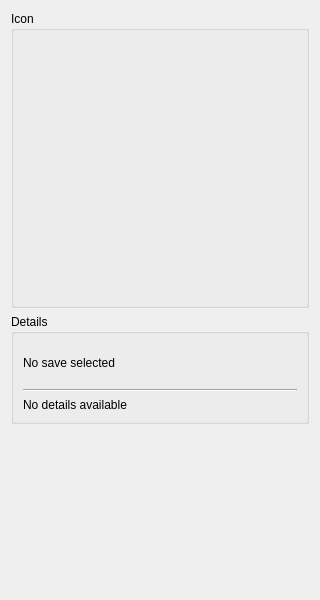
PCSX2/myMCpp, file src/ui/widgets/SaveDetailsPanel.ui: the form before one commit.
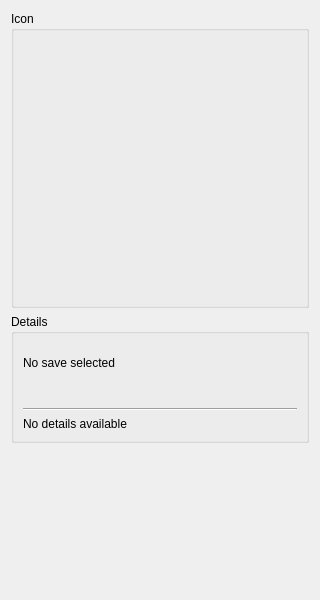
The form after the commit.

Commit message: Qt: Improve item tracking, status bar info, dirNameLabel, and drag/drop block invalid dirs disable context menus

The edit to the form file:
```diff
--- a/src/ui/widgets/SaveDetailsPanel.ui
+++ b/src/ui/widgets/SaveDetailsPanel.ui
@@ -59,6 +59,16 @@
         </property>
        </widget>
       </item>
+      <item>
+       <widget class="QLabel" name="dirNameLabel">
+        <property name="text">
+         <string></string>
+        </property>
+        <property name="styleSheet">
+         <string>color: gray; font-size: 11px;</string>
+        </property>
+       </widget>
+      </item>
       <item>
        <widget class="Line" name="line">
         <property name="orientation">
```
The commit also changes 4 other files.
